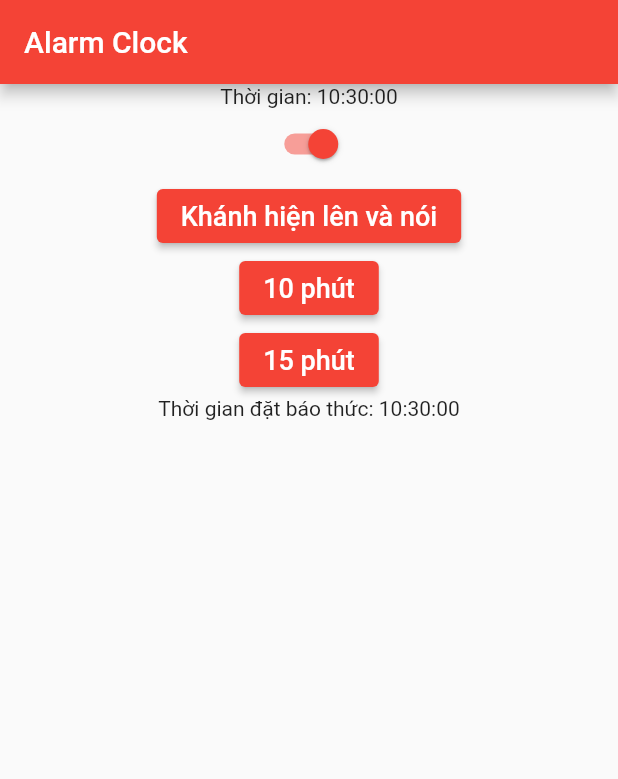
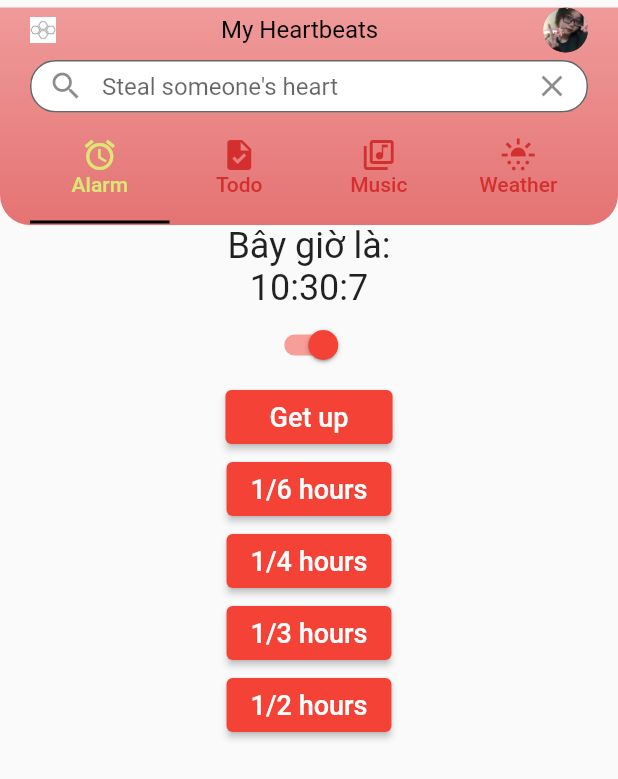
Before and after one commit to tungisdab/AlarmClock, a Flutter app: the screen it shows after launch, on a phone screen of 412 x 824 dp. Shown: the top 779 px of the screen. Run offline on Flutter 3.47's test engine with Material 2 defaults, Android fonts, the phone set to English and light mode, and no system bars; our stand-ins replace flutter_local_notifications, sqflite, timezone; accounts and stored records are empty.

Commit message:
my updates

```diff
--- a/lib/main.dart
+++ b/lib/main.dart
@@ -18,9 +18,12 @@ class _MyAppState extends State<MyApp> {
 
   @override
   Widget build(BuildContext context) {
-    SystemChrome.setEnabledSystemUIMode(SystemUiMode.immersiveSticky);
+    // SystemChrome.setEnabledSystemUIMode(SystemUiMode.immersiveSticky);
     return MaterialApp(
-      home: Home(),
+      home: DefaultTabController(
+        length: 4,
+        child: const Home(),
+      ),
       theme: ThemeData(
         primarySwatch: Colors.red,
       ),
--- a/lib/page/home.dart
+++ b/lib/page/home.dart
@@ -1,3 +1,5 @@
+import 'dart:async';
+
 import 'package:alarm_clock/page/time_schedule.dart';
 import 'package:flutter/material.dart';
 import 'package:alarm_clock/value/time_value.dart';
@@ -18,13 +20,21 @@ class Home extends StatefulWidget {
 }
 
 class _HomeState extends State<Home> {
+  bool check = true;
+  String textSearch = "Steal someone's heart";
+  DateTime _time = DateTime.now();
   @override
   void initState() {
     super.initState();
     LocalNotification.initilize(flutterLocalNotificationsPlugin);
     tz.initializeTimeZones();
+    Timer.periodic(Duration(seconds: 1), (timer) {
+      setState(() {
+        _time = DateTime.now();
+      });
+    });
   }
-  bool check = true;
+  final TextEditingController _searchText = TextEditingController();
   final MaterialStateProperty<Icon?> thumbIcon =
       MaterialStateProperty.resolveWith<Icon?>(
     (Set<MaterialState> states) {
@@ -38,20 +48,19 @@ class _HomeState extends State<Home> {
   @override
   Widget build(BuildContext context) {
     return Scaffold(
-      appBar: AppBar(
-        title: const Text('Alarm Clock'),
-
-      ),
-      body: Container(
-        child: Center(
+      appBar: _appBar(),
+      body: Center(
         child: Column(
           children: [
             Text(
-                'Thời gian: ${TimeValue.time}',
-                textAlign: TextAlign.center,
+              'Bây giờ là:',
+              style: TextStyle(fontSize: 24),
+            ),
+            Text(
+              '${_time.hour}:${_time.minute}:${_time.second}',
+              style: TextStyle(fontSize: 24),
             ),
             Switch(
-                thumbIcon: thumbIcon,
               value: check,
               onChanged: (bool value) {
                 setState(() {
@@ -64,13 +73,13 @@ class _HomeState extends State<Home> {
             ElevatedButton(
               onPressed: (){
                 LocalNotification.showBigTextNotification(
-                    title: "Alarm Clock",
-                    body: "Báo thức đã được đặt lúc ${TimeValue.timeAlarm}",
+                  title: "Khánh hiện lên và nói",
+                  body: "Dậy thôi con trai",
                   fln: flutterLocalNotificationsPlugin,
                 );
               },
               child: Text(
-                  "Khánh hiện lên và nói",
+                "   Get up   ",
                 style: const TextStyle(
                   fontSize: 18,
                 ),
@@ -85,7 +94,7 @@ class _HomeState extends State<Home> {
                 );
               },
               child: Text(
-                  "10 phút",
+                "1/6 hours",
                 style: const TextStyle(
                   fontSize: 18,
                 ),
@@ -100,20 +109,173 @@ class _HomeState extends State<Home> {
                 );
               },
               child: Text(
-                  "15 phút",
+                "1/4 hours",
                 style: const TextStyle(
                   fontSize: 18,
                 ),
               ),
             ),
-              Text(
-                'Thời gian đặt báo thức: ${TimeValue.time}',
-                textAlign: TextAlign.center,
+            ElevatedButton(
+              onPressed: () async {
+                await TimeSchedule.showFullScreenNotification(
+                  context: context,
+                  fln: flutterLocalNotificationsPlugin,
+                  timeAlarm: 20,
+                );
+              },
+              child: Text(
+                "1/3 hours",
+                style: const TextStyle(
+                  fontSize: 18,
+                ),
+              ),
+            ),
+            ElevatedButton(
+              onPressed: () async {
+                await TimeSchedule.showFullScreenNotification(
+                  context: context,
+                  fln: flutterLocalNotificationsPlugin,
+                  timeAlarm: 30,
+                );
+              },
+              child: Text(
+                "1/2 hours",
+                style: const TextStyle(
+                  fontSize: 18,
+                ),
+              ),
             ),
           ],
-          )
         )
       ),
     );
   }
+  PreferredSize _appBar() {
+    return PreferredSize(
+      preferredSize: const Size.fromHeight(150),
+      child: Container(
+        margin: const EdgeInsets.only(top: 5),
+        padding: const EdgeInsets.symmetric(horizontal: 20),
+        decoration: _boxDecoration(),
+        child: SafeArea(
+          child: Column(
+            children: [
+              _topBar(),
+              const SizedBox(height: 5),
+              _searchBox(),
+              _tabBar(),
+            ],
+          ),
+        ),
+      ),
+    );
   }
+
+  BoxDecoration _boxDecoration() {
+    return BoxDecoration(
+      borderRadius: const BorderRadius.vertical(
+        bottom: Radius.circular(20),
+      ),
+      gradient: LinearGradient(
+        colors: [Colors.red.shade200, Colors.red.shade300],
+        begin: Alignment.topCenter,
+        end: Alignment.bottomCenter,
+      ),
+    );
+  }
+
+  Widget _topBar() {
+    return Row(
+      children: [
+        Image.asset(
+          'assets/icon/icon1.png',
+          scale: 50,
+        ),
+        const Expanded(
+          child: Text(
+            'My Heartbeats',
+            textAlign: TextAlign.center,
+            style: TextStyle(color: Colors.black, fontSize: 16),
+          ),
+        ),
+        const CircleAvatar(
+          radius: 15,
+          backgroundImage: AssetImage('assets/icon/icon.png'),
+        )
+      ],
+    );
+  }
+
+  Widget _searchBox() {
+    return SizedBox(
+      height: 35,
+      child: TextFormField(
+        textAlign: TextAlign.start,
+        controller: _searchText,
+        decoration: InputDecoration(
+          filled: true,
+          fillColor: Colors.white,
+          prefixIcon: const Icon(Icons.search),
+          suffixIcon: InkWell(
+            child: const Icon(Icons.close),
+            onTap: () {
+              _searchText.clear();
+            },
+          ),
+          hintText: textSearch,
+          contentPadding: const EdgeInsets.all(0),
+          border: const OutlineInputBorder(
+            borderRadius: BorderRadius.all(Radius.circular(17)),
+          ),
+        ),
+      ),
+    );
+  }
+
+  Widget _tabBar() {
+    return TabBar(
+      labelPadding: const EdgeInsets.all(0),
+      labelColor: Colors.lime.shade300,
+      indicatorColor: Colors.black,
+      unselectedLabelColor: Colors.red.shade700,
+      tabs: const [
+        Tab(
+          iconMargin: EdgeInsets.all(0),
+          icon: Icon(Icons.alarm),
+          text: 'Alarm',
+        ),
+        Tab(
+          iconMargin: EdgeInsets.all(0),
+          icon: Icon(Icons.task),
+          text: 'Todo',
+        ),
+        Tab(
+          iconMargin: EdgeInsets.all(0),
+          icon: Icon(Icons.my_library_music_outlined),
+          text: 'Music',
+        ),
+        Tab(
+          iconMargin: EdgeInsets.all(0),
+          icon: Icon(Icons.sunny_snowing),
+          text: 'Weather',
+        ),
+      ],
+    );
+  }
+
+  Widget _tabBarViewItem(IconData icon, String name) {
+    return Column(
+      mainAxisAlignment: MainAxisAlignment.center,
+      children: [
+        Icon(
+          icon,
+          size: 100,
+        ),
+        Text(
+          name,
+          style: const TextStyle(fontSize: 40),
+        ),
+      ],
+    );
+  }
+}
```
Also changed, not shown: lib/page/myappbar.dart (added, +133 -0 lines), assets/images/bg.jpg (added), assets/images/hu.jpg (added), 1 other file. Lines whose indentation alone changed are shown as unchanged.
